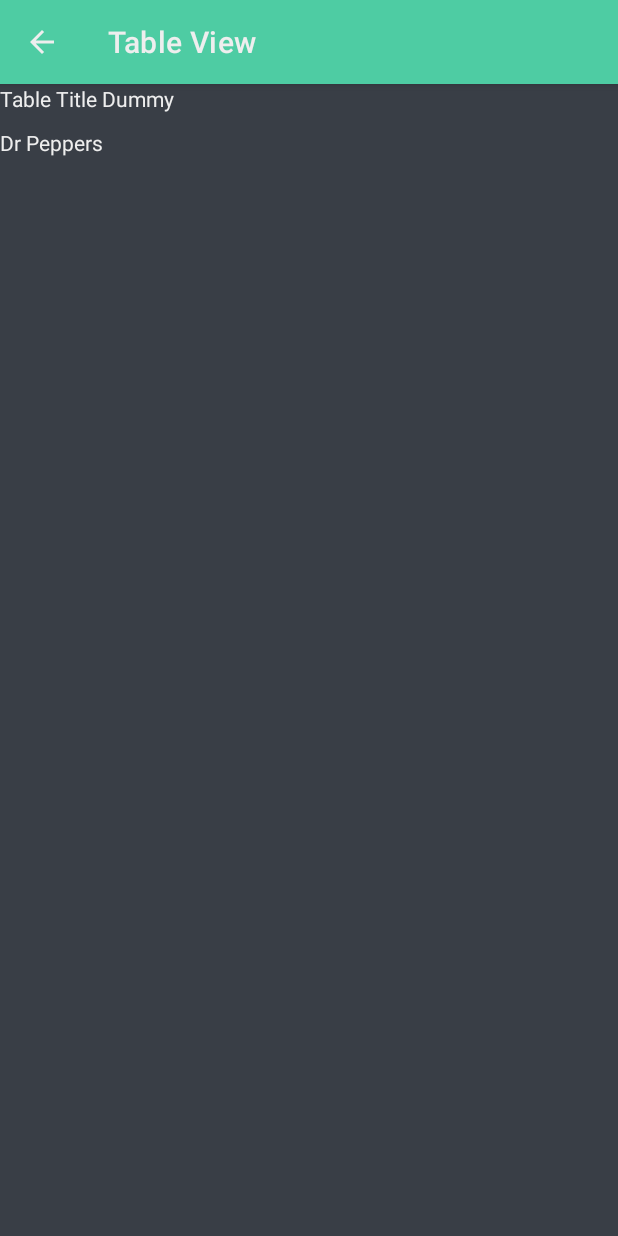
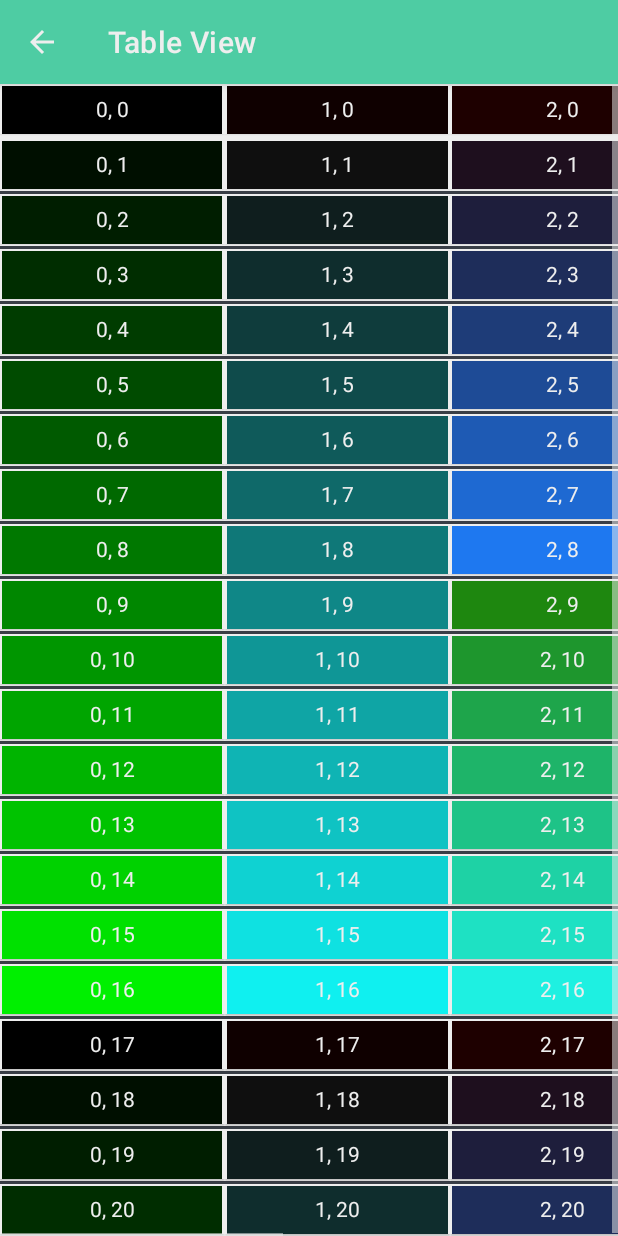
Before and after one commit to NiklasHoltmeyer/ad-hoc-db-android, an Android app: the TableShowActivity screen opened directly, with no data from a screen before it, on a phone screen of 412 x 824 dp. Run offline under Robolectric (Android 15) with nearby library versions, the phone set to English and light mode, and no system bars.

Commit message:
tab done - mocked

```diff
--- a/app/src/main/java/de/hsos/ma/adhocdb/ui/TableShow/TableShowActivity.kt
+++ b/app/src/main/java/de/hsos/ma/adhocdb/ui/TableShow/TableShowActivity.kt
@@ -2,13 +2,10 @@ package de.hsos.ma.adhocdb.ui.TableShow
 
 import android.os.Bundle
 import android.widget.LinearLayout
-import android.widget.TextView
-import android.widget.Toast
 import androidx.appcompat.app.ActionBar
 import androidx.appcompat.app.AppCompatActivity
-import androidx.constraintlayout.widget.ConstraintSet
+import androidx.constraintlayout.widget.ConstraintLayout
 import de.hsos.ma.adhocdb.R
-import de.hsos.ma.adhocdb.ui.CONSTS
 import de.hsos.ma.adhocdb.ui.custom.compound.table.row.CellView
 
 
@@ -16,7 +13,7 @@ class TableShowActivity : AppCompatActivity() {
     var  actionbar : ActionBar? = null
     override fun onCreate(savedInstanceState: Bundle?) {
         super.onCreate(savedInstanceState)
-        setContentView(R.layout.activity_table_show)
+        setContentView(R.layout.activity_table_show) //TODO falsche klasse
         loadIntentExtras()
 
         actionbar = supportActionBar
@@ -28,35 +25,67 @@ class TableShowActivity : AppCompatActivity() {
             actionbar!!.setDisplayHomeAsUpEnabled(true)
         }
 
-        loadData()
+        loadTable()
     }
 
-    private fun loadData() {
-        val linearLayout = findViewById<LinearLayout>(R.id.linearLayout)
+    fun loadTable(){
+        val container = findViewById<LinearLayout>(R.id.linearLayout)
 
-        for(x in 0 .. 5){
-            val _linearLayout = LinearLayout(this)
+        val rowLength = 20
+        val colLength = 5
+        val cellLayoutParams = ConstraintLayout.LayoutParams(
+            ConstraintLayout.LayoutParams.WRAP_CONTENT,
+            ConstraintLayout.LayoutParams.WRAP_CONTENT
+        )
 
-            _linearLayout.apply {
+        val columnLayoutParams = ConstraintLayout.LayoutParams(
+            ConstraintLayout.LayoutParams.WRAP_CONTENT,
+            ConstraintLayout.LayoutParams.WRAP_CONTENT
+        )
+
+        columnLayoutParams.width = calcDps(150f)
+
+        for(column in 0 .. colLength){
+            //Column Layout
+            val columnLayout = LinearLayout(this)
+            columnLayout.apply {
                 orientation = LinearLayout.VERTICAL
-                layoutParams.height = LinearLayout.LayoutParams.MATCH_PARENT
-                layoutParams.width = LinearLayout.LayoutParams.MATCH_PARENT
+                layoutParams = columnLayoutParams
             }
 
-            linearLayout.addView(_linearLayout)
+            for(row in 0 .. rowLength){
+                //CELL
+                val value = "$column, $row"
+                val unit = ""
+                val cell = CellView(
+                    context = this,
+                    value = value,
+                    unit = unit,
+                    pos_x = column,
+                    pos_y = row,
+                    dividerRight = (column < 1),
+                    dividerLeft = false,
+                    dividerTop = false,
+                    dividerBottom = (row < 1)
+                )
 
-            for(y in 0 .. 5){
-                val cell = CellView(this)
-                _linearLayout.addView(cell)
+                cell.layoutParams = cellLayoutParams
+                columnLayout.addView(cell)
             }
+
+            container.addView(columnLayout)
         }
+    }
 
-
-
-
+    private inline fun calcDps(dps : Float) : Int{
+        //Quelle: https://stackoverflow.com/a/5255256/5026265
+        val scale = applicationContext.resources.displayMetrics.density
+        return (dps * scale + 0.5f).toInt()
     }
 
     private fun loadIntentExtras() {
+        return //todo
+        /*
         val intent = intent
         if(!intent.hasExtra(CONSTS.itemId)){
             Toast.makeText(this, "Couldnt Retriev Table", Toast.LENGTH_SHORT).show()
@@ -89,5 +118,6 @@ class TableShowActivity : AppCompatActivity() {
         tableTitleTextView.text = tableName
         tableDescriptionTextView.text = tableDescription
         if(actionbar != null) actionbar!!.title = "tableName"
+        */
     }
 }
--- a/app/src/main/java/de/hsos/ma/adhocdb/ui/custom/compound/table/row/CellView.kt
+++ b/app/src/main/java/de/hsos/ma/adhocdb/ui/custom/compound/table/row/CellView.kt
@@ -1,9 +1,7 @@
 package de.hsos.ma.adhocdb.ui.custom.compound.table.row
 
 import android.content.Context
-import android.content.res.TypedArray
 import android.graphics.Color
-import android.graphics.Typeface
 import android.util.AttributeSet
 import android.util.Log
 import android.view.LayoutInflater
@@ -14,6 +12,15 @@ import com.google.android.material.card.MaterialCardView
 import de.hsos.ma.adhocdb.R
 
 class CellView : ConstraintLayout {
+    var value: String? = null
+    var unit: String? = null
+    var pos_x: Int? = null
+    var pos_y: Int? = null
+    var dividerRight: Boolean = false
+    var dividerLeft: Boolean = false
+    var dividerTop: Boolean = false
+    var dividerBottom: Boolean = false
+
     constructor(context: Context) : super(context) {
         init(context, null)
     }
@@ -22,68 +29,93 @@ class CellView : ConstraintLayout {
         init(context, attrs)
     }
 
+    constructor(
+        context: Context,
+        value: String?,
+        unit: String?,
+        pos_x: Int?,
+        pos_y: Int?,
+        dividerRight: Boolean,
+        dividerLeft: Boolean,
+        dividerTop: Boolean,
+        dividerBottom: Boolean
+    ) : super(context) {
+        this.value = value
+        this.unit = unit
+        this.pos_x = pos_x
+        this.pos_y = pos_y
+        this.dividerRight = dividerRight
+        this.dividerLeft = dividerLeft
+        this.dividerTop = dividerTop
+        this.dividerBottom = dividerBottom
+        init(context, null)
+    }
+
 
     private fun init(context: Context, attrs: AttributeSet?) {
+        Log.e("ERROR", "INIT")
         val inflater = context
             .getSystemService(Context.LAYOUT_INFLATER_SERVICE) as LayoutInflater
         inflater.inflate(R.layout.view_table_cell, this)
+        loadStyleAttributes(attrs, context)
+        initDividers()
+        initCell()
+    }
 
+    private fun initCell() {
+        if (value != null && unit != null) {
+            val textView = findViewById<TextView>(R.id.cellview_text)
+            if(unit == null || unit!!.isEmpty()) textView.text = "$value"
+            else textView.text = "$value $unit"
+        }
 
-        var value : String? = null
-        var unit  : String? = null
-        var pos_x : Int? = null
-        var pos_y : Int? = null
-///android:textStyle="bold"
-        if (attrs != null) {
-            val styledattrs = context.obtainStyledAttributes(attrs, R.styleable.CellView)
-            if(styledattrs.hasValue(R.styleable.CellView_unit)){
-                unit = styledattrs.getString(R.styleable.CellView_unit)
-            }
-            if(styledattrs.hasValue(R.styleable.CellView_value)){
-                value = styledattrs.getString(R.styleable.CellView_value)
-            }
-            if(styledattrs.hasValue(R.styleable.CellView_pos_x)){
-                pos_x = styledattrs.getInteger(R.styleable.CellView_pos_x, -1)
-            }
-            if(styledattrs.hasValue(R.styleable.CellView_pos_y)){
-                pos_y = styledattrs.getInteger(R.styleable.CellView_pos_y, -1)
-            }
-            var styleables: Array<Int> = arrayOf(R.styleable.CellView_divierBottom, R.styleable.CellView_divierTop, R.styleable.CellView_divierLeft, R.styleable.CellView_divierRight)
-            var viewIds: Array<Int>    = arrayOf(R.id.dividerBottom, R.id.dividerTop, R.id.dividerLeft, R.id.dividerRight)
+        var card: MaterialCardView = findViewById<MaterialCardView>(R.id.cellview_card_view)
+        if (pos_x != null && pos_y != null && pos_x!! >= 0 && pos_y!! >= 0) {
+            val r = ((pos_x!!) * 15) % 255
+            val g = ((pos_y!!) * 15) % 255
+            val b = (pos_x!! * pos_y!! * 15) % 255
+            card.setCardBackgroundColor(Color.rgb(r, g, b))
+        }
 
-            initDivider(styleables, viewIds, styledattrs)
-
-
-            if(value != null && unit != null){
-                val textView = findViewById<TextView>(R.id.cellview_text)
-                /*if(unit.isEmpty()) textView.text = "$value"
-                else */textView.text = "$value $unit"
-            }
-
-            var card : MaterialCardView = findViewById<MaterialCardView>(R.id.cellview_card_view)
-            if(pos_x != null && pos_y != null && pos_x >= 0 && pos_y >= 0){
-                val r = (pos_x * 20) %255
-                val g = (pos_y * 20) %255
-                val b = (pos_x * pos_y * 20) %255
-                card.setCardBackgroundColor(Color.rgb(r,g,b))
-            }
-
-            card.setOnLongClickListener{
-                onLongClickCallBack(pos_x, pos_y)
-            }
-            styledattrs.recycle()
+        card.setOnLongClickListener {
+            onLongClickCallBack(pos_x, pos_y)
         }
     }
 
-    private fun initDivider(styleables: Array<Int>, viewIds: Array<Int>, styledattrs : TypedArray){
-        for(i in 0 .. styleables.size){
-            if(styledattrs.hasValue(styleables[i])){
-                if(styledattrs.getBoolean(styleables[i], false)){
-                    val view = findViewById<View>(viewIds[i])
-                    view.visibility = View.VISIBLE
-                }
-            }
+    private fun initDividers() {
+        if (dividerRight) initDivider(R.id.dividerRight)
+        if (dividerBottom) initDivider(R.id.dividerBottom)
+        if (dividerTop) initDivider(R.id.dividerTop)
+        if (dividerLeft) initDivider(R.id.dividerLeft)
+    }
+
+    private fun loadStyleAttributes(attrs: AttributeSet?, context: Context) {
+        if (attrs == null) return
+        val styleAttributes = context.obtainStyledAttributes(attrs, R.styleable.CellView)
+        if (styleAttributes.hasValue(R.styleable.CellView_unit)) {
+            unit = styleAttributes.getString(R.styleable.CellView_unit)
         }
+        if (styleAttributes.hasValue(R.styleable.CellView_value)) {
+            value = styleAttributes.getString(R.styleable.CellView_value)
+        }
+        if (styleAttributes.hasValue(R.styleable.CellView_pos_x)) {
+            pos_x = styleAttributes.getInteger(R.styleable.CellView_pos_x, -1)
+        }
+        if (styleAttributes.hasValue(R.styleable.CellView_pos_y)) {
+            pos_y = styleAttributes.getInteger(R.styleable.CellView_pos_y, -1)
+        }
+
+        dividerRight = dividerRight || (styleAttributes.hasValue(R.styleable.CellView_divierRight) && styleAttributes.getBoolean(R.styleable.CellView_divierRight,false))
+        dividerLeft = dividerLeft || (styleAttributes.hasValue(R.styleable.CellView_divierLeft) && styleAttributes.getBoolean(R.styleable.CellView_divierLeft,false))
+        dividerBottom = dividerBottom || (styleAttributes.hasValue(R.styleable.CellView_divierBottom) && styleAttributes.getBoolean(R.styleable.CellView_divierBottom,false))
+        dividerTop = dividerTop || (styleAttributes.hasValue(R.styleable.CellView_divierTop) && styleAttributes.getBoolean(R.styleable.CellView_divierTop,false))
+
+        styleAttributes.recycle()
+    }
+
+    private fun initDivider(viewId: Int) {
+        val view = findViewById<View>(viewId)
+        view.visibility = View.VISIBLE
     }
 
     private fun onLongClickCallBack(posX: Int?, posY: Int?): Boolean {
--- a/app/src/main/java/de/hsos/ma/adhocdb/ui/homescreen/MainActivity.kt
+++ b/app/src/main/java/de/hsos/ma/adhocdb/ui/homescreen/MainActivity.kt
@@ -39,6 +39,7 @@ class MainActivity : BaseCoroutine(R.layout.activity_main), OnTableClickListener
     private fun initRecyclerView(){
         Log.e("error", "addDataSet")
         launch{
+            applicationContext?.let{
                 tables = DataSource.getDataSet(true, applicationContext)
                 Log.e("error", "Table-Size: " + tables.size)
                 recycler_view.apply {
@@ -48,6 +49,7 @@ class MainActivity : BaseCoroutine(R.layout.activity_main), OnTableClickListener
                     addItemDecoration(topSpacingDecorator)
                     tableAdapter = TableRecyclerAdapter(this@MainActivity, tables)
                     adapter = tableAdapter
+                }
             }
         }
     }
--- a/app/src/main/res/layout/activity_table_show.xml
+++ b/app/src/main/res/layout/activity_table_show.xml
@@ -1,22 +1,25 @@
 <?xml version="1.0" encoding="utf-8"?>
-<LinearLayout xmlns:android="http://schemas.android.com/apk/res/android"
+<ScrollView xmlns:android="http://schemas.android.com/apk/res/android"
     xmlns:app="http://schemas.android.com/apk/res-auto"
     xmlns:tools="http://schemas.android.com/tools"
     android:layout_width="match_parent"
     android:layout_height="match_parent"
-    tools:context=".ui.TableShow.TableShowActivity"
-    android:orientation="vertical">
+    android:scrollbars="vertical"
+    tools:context=".ui.TableShow.TableShowActivity">
 
-    <TextView
-        android:id="@+id/tableTitle"
-        android:layout_width="match_parent"
-        android:layout_height="wrap_content"
-        android:text="@string/table_title_dummy" />
+    <HorizontalScrollView
+        android:id="@+id/scrollView"
+        android:layout_width="wrap_content"
+        android:layout_height="wrap_content">
 
-    <TextView
-        android:paddingTop="10dp"
-        android:id="@+id/tableDescription"
-        android:layout_width="match_parent"
-        android:layout_height="wrap_content"
-        android:text="@string/table_description_dummy" />
-</LinearLayout>
+        <LinearLayout
+            android:id="@+id/linearLayout"
+            android:layout_width="wrap_content"
+            android:layout_height="wrap_content"
+            android:orientation="horizontal"
+            app:layout_constraintBottom_toBottomOf="parent"
+            app:layout_constraintEnd_toEndOf="parent"
+            app:layout_constraintStart_toStartOf="parent"
+            app:layout_constraintTop_toTopOf="parent" />
+    </HorizontalScrollView>
+</ScrollView>
--- a/app/src/main/res/layout/view_table_cell.xml
+++ b/app/src/main/res/layout/view_table_cell.xml
@@ -36,11 +36,24 @@
                     android:text="100,00€" />
 
                 <View
+                    android:layout_width="1dp"
+                    android:layout_height="match_parent"
+                    android:background="@color/colorWhite" />
+
+                <View
                     android:id="@+id/dividerLeft"
                     android:layout_width="2dp"
                     android:layout_height="match_parent"
                     android:background="@color/colorWhite"
                     android:visibility="invisible" />
+
+
+                <View
+                    android:layout_width="1dp"
+                    android:layout_height="match_parent"
+                    android:layout_gravity="end"
+                    android:background="@color/colorWhite"/>
+
 
                 <View
                     android:id="@+id/dividerRight"
@@ -52,6 +65,12 @@
 
             </com.google.android.material.card.MaterialCardView>
             <View
+                android:layout_width="match_parent"
+                android:layout_height="1dp"
+                android:background="@color/colorWhite"
+                android:foregroundGravity="right"
+                />
+            <View
                 android:id="@+id/dividerBottom"
                 android:layout_width="match_parent"
                 android:layout_height="2dp"
@@ -59,9 +78,16 @@
                 android:background="@color/colorWhite"
                 android:foregroundGravity="right"
                 />
+
         </LinearLayout>
 
     </LinearLayout>
+
+    <View
+        android:layout_width="match_parent"
+        android:layout_height="1dp"
+        android:background="@color/colorWhite"
+        android:foregroundGravity="right" />
 
     <View
         android:id="@+id/dividerTop"
```
Also changed, not shown: app/src/main/AndroidManifest.xml (+6 -6 lines), app/src/main/java/de/hsos/ma/adhocdb/ui/custom/compound/table/row/ColumnView.kt (deleted, +0 -38 lines), app/src/main/java/de/hsos/ma/adhocdb/ui/homescreen/TestTableActivity.kt (+8 -0 lines). Lines whose indentation alone changed are shown as unchanged.
